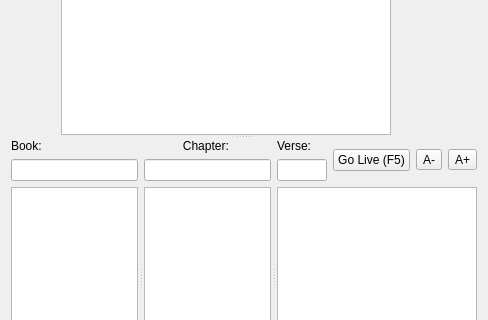
Above: src/ui/biblewidget.ui from Pmedvedskiy/softprojector before the change; both pictures show x 0 to 488 and y 126 to 446 of the 488 by 772 pixel window. Below: the same form after it.
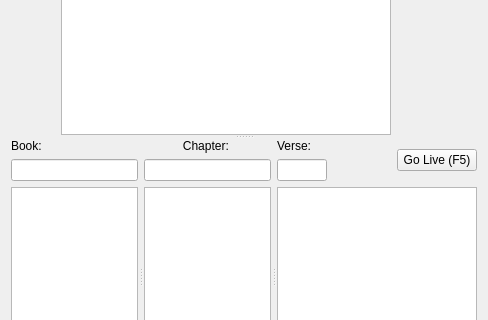
That is the form after the change. Icons and pictures are not drawn.

What changed in the file:
```diff
--- a/src/ui/biblewidget.ui
+++ b/src/ui/biblewidget.ui
@@ -527,26 +527,6 @@
                </property>
               </widget>
              </item>
-             <item>
-              <widget class="QToolButton" name="btnVerseTextSmaller">
-               <property name="toolTip">
-                <string>Smaller verse text</string>
-               </property>
-               <property name="text">
-                <string notr="true">A-</string>
-               </property>
-              </widget>
-             </item>
-             <item>
-              <widget class="QToolButton" name="btnVerseTextBigger">
-               <property name="toolTip">
-                <string>Larger verse text</string>
-               </property>
-               <property name="text">
-                <string notr="true">A+</string>
-               </property>
-              </widget>
-             </item>
             </layout>
            </item>
            <item>
```
